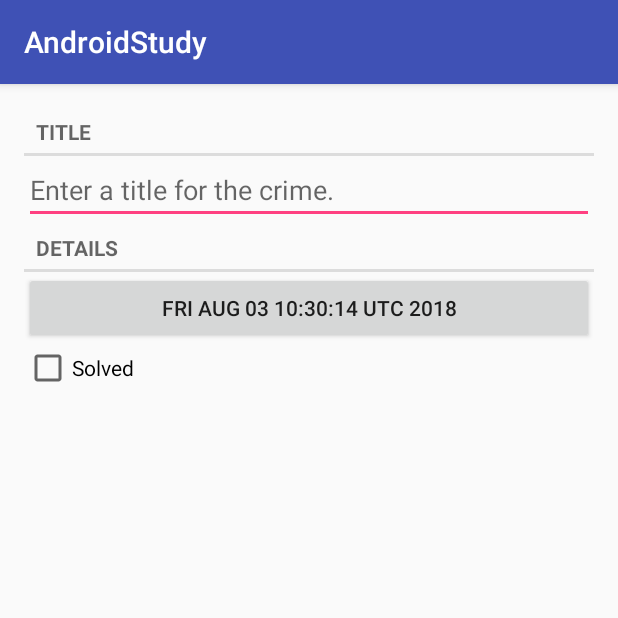
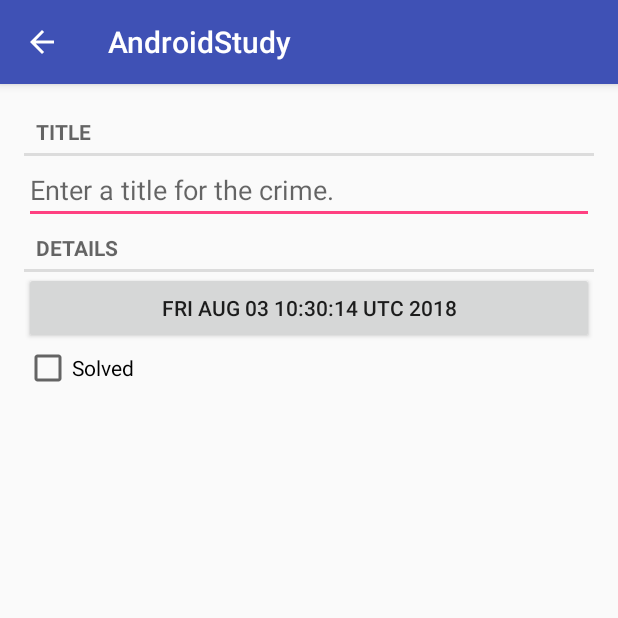
Before and after one commit to SunJie117/AndroidStudy, an Android app: the CrimeListFragment screen opened directly, with no data from a screen before it, after a tap on "New Crime", on a phone screen of 412 x 824 dp, the top half of it. Run offline under Robolectric (Android 15) with nearby library versions, the phone set to English and light mode, and no system bars.

Commit message:
13章完成

```diff
--- a/app/src/main/AndroidManifest.xml
+++ b/app/src/main/AndroidManifest.xml
@@ -24,7 +24,8 @@
         </activity>
         <activity android:name=".criminalintent.CrimeListActivity">
         </activity>
-        <activity android:name=".criminalintent.CrimePagerActivity">
+        <activity android:name=".criminalintent.CrimePagerActivity"
+                  android:parentActivityName=".criminalintent.CrimeListActivity">
         </activity>
     </application>
 
--- a/app/src/main/java/com/camark/androidstudy/criminalintent/CrimeListFragment.java
+++ b/app/src/main/java/com/camark/androidstudy/criminalintent/CrimeListFragment.java
@@ -4,6 +4,7 @@ import android.content.Intent;
 import android.os.Bundle;
 import android.support.annotation.Nullable;
 import android.support.v4.app.Fragment;
+import android.support.v7.app.AppCompatActivity;
 import android.support.v7.widget.LinearLayoutManager;
 import android.support.v7.widget.RecyclerView;
 import android.view.LayoutInflater;
@@ -27,8 +28,10 @@ import java.util.List;
 public class CrimeListFragment extends Fragment {
     private static final int REQUIRES_POLICE_TYPE = 0;
     private static final int NOT_REQUIRES_POLICE_TYPE = 1;
+    private static final String SAVED_SUBTITLE_VISIBLE = "subtitle";
     private RecyclerView mCrimeRecyclerView;
     private CrimeAdapter mAdapter;
+    private boolean mSubtitleVisible;
 
     @Override
     public void onCreate(Bundle savedInstanceState) {
@@ -43,6 +46,10 @@ public class CrimeListFragment extends Fragment {
         mCrimeRecyclerView = view.findViewById(R.id.crime_recycler_view);
         mCrimeRecyclerView.setLayoutManager(new LinearLayoutManager(getActivity()));
 
+        if (savedInstanceState != null) {
+            mSubtitleVisible = savedInstanceState.getBoolean(SAVED_SUBTITLE_VISIBLE);
+        }
+
         updateUI();
         return view;
     }
@@ -54,9 +61,22 @@ public class CrimeListFragment extends Fragment {
     }
 
     @Override
+    public void onSaveInstanceState(Bundle outState) {
+        super.onSaveInstanceState(outState);
+        outState.putBoolean(SAVED_SUBTITLE_VISIBLE, mSubtitleVisible);
+    }
+
+    @Override
     public void onCreateOptionsMenu(Menu menu, MenuInflater inflater) {
         super.onCreateOptionsMenu(menu, inflater);
         inflater.inflate(R.menu.fragment_crime_list, menu);
+
+        MenuItem subtitleItem = menu.findItem(R.id.show_subtitle);
+        if (mSubtitleVisible) {
+            subtitleItem.setTitle(R.string.hide_subtitle);
+        } else {
+            subtitleItem.setTitle(R.string.show_subtitle);
+        }
     }
 
     private void updateUI() {
@@ -68,6 +88,8 @@ public class CrimeListFragment extends Fragment {
         } else {
             mAdapter.notifyDataSetChanged();
         }
+
+        updateSubtitle();
 
     }
 
@@ -81,9 +103,26 @@ public class CrimeListFragment extends Fragment {
                         .newIntent(getActivity(), crime.getId());
                 startActivity(intent);
                 return true;
+
+            case R.id.show_subtitle:
+                mSubtitleVisible = !mSubtitleVisible;
+                getActivity().invalidateOptionsMenu();
+                updateSubtitle();
+                return true;
             default:
                 return super.onOptionsItemSelected(item);
         }
+    }
+
+    private void updateSubtitle() {
+        CrimeLab crimeLab = CrimeLab.get(getActivity());
+        int crimeCount = crimeLab.getCrimes().size();
+        String subtitle = getString(R.string.subtitle_format, crimeCount);
+        if (!mSubtitleVisible) {
+            subtitle = null;
+        }
+        AppCompatActivity activity = (AppCompatActivity) getActivity();
+        activity.getSupportActionBar().setSubtitle(subtitle);
     }
 
 
--- a/app/src/main/res/menu/fragment_crime_list.xml
+++ b/app/src/main/res/menu/fragment_crime_list.xml
@@ -7,4 +7,9 @@
         android:title="@string/new_crime"
         app:showAsAction="ifRoom|withText"/>
 
+    <item
+        android:id="@+id/show_subtitle"
+        android:title="@string/show_subtitle"
+        app:showAsAction="ifRoom"/>
+
 </menu>
```
